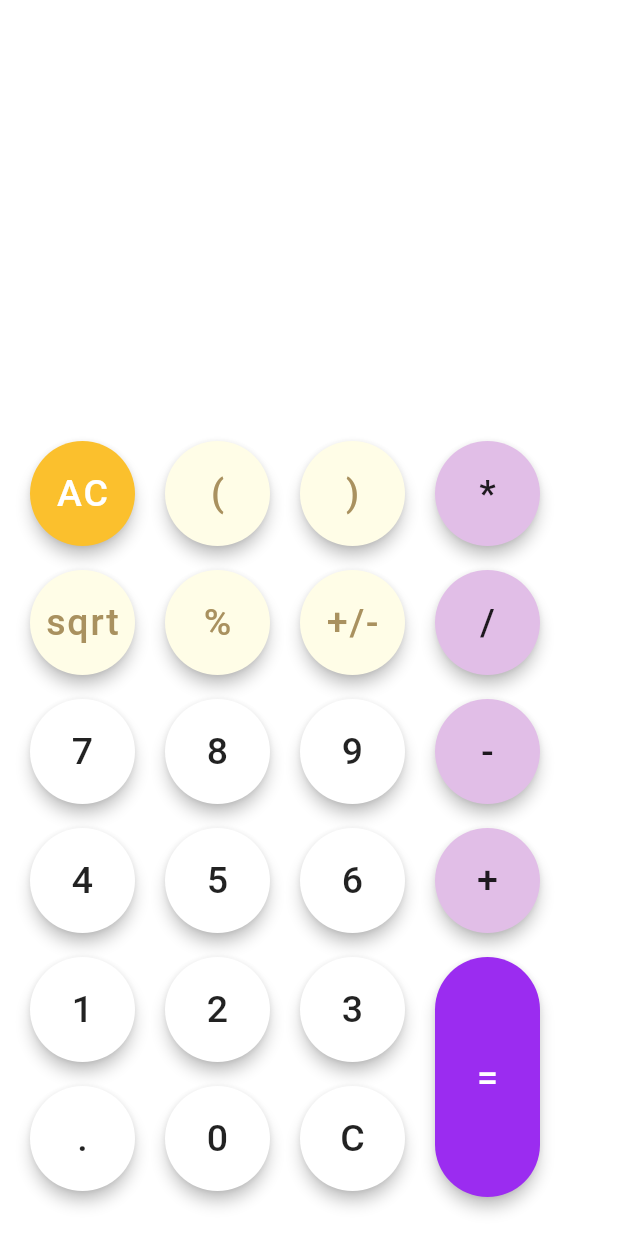
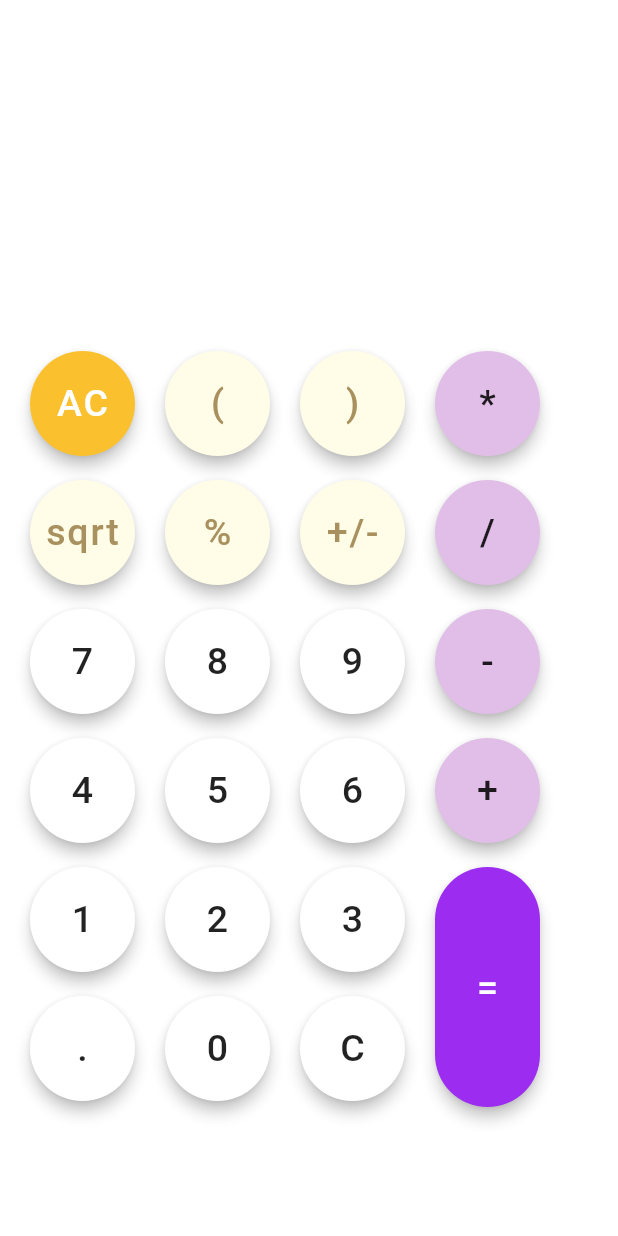
Before and after one commit to ManjunathRK1251/Calculator, a Flutter app: the screen it shows after launch, on a phone screen of 412 x 824 dp. Run offline on Flutter 3.47's test engine with Material 2 defaults, Android fonts, the phone set to English and light mode, and no system bars.

Commit message:
updated some code

```diff
--- a/lib/main.dart
+++ b/lib/main.dart
@@ -34,7 +34,7 @@ class _HomepageState extends State<Homepage> {
           Container(
             alignment: Alignment.bottomRight,
             //Result area
-            height: 275.0,
+            height: 215.0,
             color: Colors.white,
             child: Column(
               mainAxisAlignment: MainAxisAlignment.end,
```
